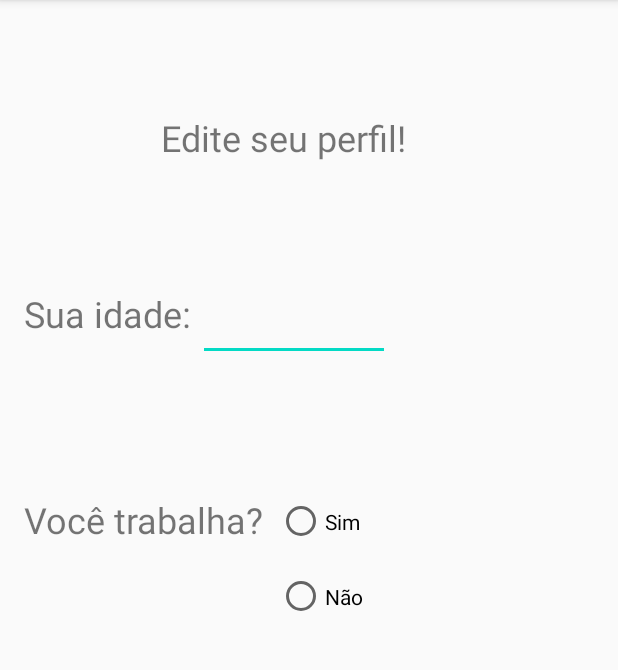
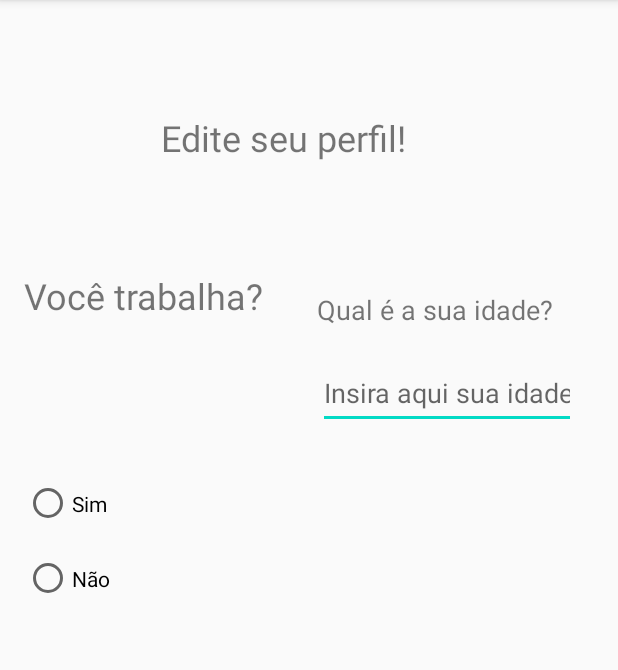
Before and after one commit to arturtres3/Apoio-Psicologico-IHC, an Android app: the EditProfile screen opened directly, with no data from a screen before it, on a phone screen of 412 x 824 dp, the part 84-754 px from its top. Run offline under Robolectric (Android 15) with nearby library versions, the phone set to English and light mode, and no system bars.

Commit message:
Edição de perfil feita com as informações que decidimos até agora

```diff
--- a/Quicktest/app/src/main/java/com/example/quicktest/EditProfile.java
+++ b/Quicktest/app/src/main/java/com/example/quicktest/EditProfile.java
@@ -8,10 +8,11 @@ import android.view.Menu;
 import android.view.MenuItem;
 import android.view.View;
 import android.widget.EditText;
+import android.widget.LinearLayout;
+import android.widget.TextView;
 
 public class EditProfile extends AppCompatActivity {
 
-    private EditText doYouWork;
     @Override
     protected void onCreate(Bundle savedInstanceState) {
         super.onCreate(savedInstanceState);
@@ -34,4 +35,26 @@ public class EditProfile extends AppCompatActivity {
     public boolean onCreateOptionsMenu(Menu menu) {
         return true;
     }
+
+    public void howManyHoursWork(View view){
+        final float HOWMANYHOURS_TEXTSIZE = 20;
+        final LinearLayout linearLayout = (LinearLayout) findViewById(R.id.linear_layout);
+        TextView howManyHoursText = new TextView(EditProfile.this);
+        howManyHoursText.setText("Tudo bem, mas quantas horas por dia de trabalho?");
+        howManyHoursText.setTextSize(HOWMANYHOURS_TEXTSIZE);
+
+        final EditText howManyHoursAnswer = new EditText(EditProfile.this);
+        howManyHoursAnswer.setHint("Insira apenas um número de horas(ex: 8)");
+        howManyHoursAnswer.setTextSize(14);
+
+        linearLayout.addView(howManyHoursText);
+        linearLayout.addView(howManyHoursAnswer);
+    }
+
+    public void doNotWork(View view){
+        final LinearLayout linearLayout = (LinearLayout) findViewById(R.id.linear_layout);
+        linearLayout.removeAllViews();
+    }
+
+
 }
--- a/Quicktest/app/src/main/res/layout/activity_edit_profile.xml
+++ b/Quicktest/app/src/main/res/layout/activity_edit_profile.xml
@@ -8,17 +8,18 @@
 
     <EditText
         android:id="@+id/ageText"
-        android:layout_width="128dp"
-        android:layout_height="72dp"
-        android:layout_marginTop="24dp"
-        android:layout_marginEnd="152dp"
-        android:layout_marginRight="152dp"
+        android:layout_width="172dp"
+        android:layout_height="48dp"
+        android:layout_marginTop="19dp"
+        android:layout_marginEnd="28dp"
+        android:layout_marginRight="28dp"
         android:clickable="false"
         android:ems="10"
+        android:hint="Insira aqui sua idade"
         android:inputType="textPersonName"
-        android:textSize="30sp"
+        android:textSize="18sp"
         app:layout_constraintEnd_toEndOf="parent"
-        app:layout_constraintTop_toBottomOf="@+id/textView30" />
+        app:layout_constraintTop_toBottomOf="@+id/textView31" />
 
     <TextView
         android:id="@+id/textView30"
@@ -36,46 +37,41 @@
         app:layout_constraintTop_toTopOf="parent" />
 
     <TextView
-        android:id="@+id/textView31"
-        android:layout_width="120dp"
-        android:layout_height="62dp"
-        android:layout_marginStart="16dp"
-        android:layout_marginLeft="16dp"
-        android:layout_marginTop="48dp"
-        android:text="Sua idade:"
-        android:textSize="24sp"
-        app:layout_constraintStart_toStartOf="parent"
-        app:layout_constraintTop_toBottomOf="@+id/textView30" />
-
-    <TextView
         android:id="@+id/textView32"
         android:layout_width="wrap_content"
         android:layout_height="wrap_content"
         android:layout_marginStart="16dp"
         android:layout_marginLeft="16dp"
-        android:layout_marginTop="57dp"
-        android:layout_marginBottom="388dp"
+        android:layout_marginTop="110dp"
+        android:layout_marginEnd="10dp"
+        android:layout_marginRight="10dp"
+        android:layout_marginBottom="39dp"
         android:text="Você trabalha?"
         android:textSize="24sp"
+        app:layout_constraintBottom_toTopOf="@+id/radioGroup"
+        app:layout_constraintEnd_toStartOf="@+id/ageText"
+        app:layout_constraintHorizontal_bias="0.0"
+        app:layout_constraintStart_toStartOf="parent"
+        app:layout_constraintTop_toBottomOf="@+id/textView30" />
+
+    <RadioGroup
+        android:id="@+id/radioGroup"
+        android:layout_width="111dp"
+        android:layout_height="106dp"
+        android:layout_marginStart="16dp"
+        android:layout_marginLeft="16dp"
+        android:layout_marginTop="60dp"
+        android:layout_marginBottom="424dp"
         app:layout_constraintBottom_toBottomOf="parent"
         app:layout_constraintStart_toStartOf="parent"
-        app:layout_constraintTop_toBottomOf="@+id/textView31" />
-
-    <RadioGroup
-        android:layout_width="111dp"
-        android:layout_height="106dp"
-        android:layout_marginTop="66dp"
-        android:layout_marginEnd="116dp"
-        android:layout_marginRight="116dp"
-        android:layout_marginBottom="320dp"
-        app:layout_constraintBottom_toBottomOf="parent"
-        app:layout_constraintEnd_toEndOf="parent"
-        app:layout_constraintTop_toBottomOf="@+id/ageText">
+        app:layout_constraintTop_toBottomOf="@+id/textView32"
+        app:layout_constraintVertical_bias="0.253">
 
         <RadioButton
             android:id="@+id/radioButtonYes"
             android:layout_width="90dp"
             android:layout_height="46dp"
+            android:onClick="howManyHoursWork"
             android:text="Sim" />
 
         <RadioButton
@@ -85,8 +81,37 @@
             android:layout_marginEnd="203dp"
             android:layout_marginRight="203dp"
             android:layout_marginBottom="290dp"
+            android:onClick="doNotWork"
             android:text="Não" />
 
     </RadioGroup>
 
+    <LinearLayout
+        android:id="@+id/linear_layout"
+        android:layout_width="166dp"
+        android:layout_height="222dp"
+        android:layout_marginStart="16dp"
+        android:layout_marginLeft="16dp"
+        android:layout_marginTop="28dp"
+        android:orientation="vertical"
+        app:layout_constraintStart_toStartOf="parent"
+        app:layout_constraintTop_toBottomOf="@+id/radioGroup"></LinearLayout>
+
+    <TextView
+        android:id="@+id/textView31"
+        android:layout_width="wrap_content"
+        android:layout_height="wrap_content"
+        android:layout_marginStart="37dp"
+        android:layout_marginLeft="37dp"
+        android:layout_marginTop="49dp"
+        android:layout_marginEnd="46dp"
+        android:layout_marginRight="46dp"
+        android:layout_marginBottom="19dp"
+        android:text="Qual é a sua idade?"
+        android:textSize="18sp"
+        app:layout_constraintBottom_toTopOf="@+id/ageText"
+        app:layout_constraintEnd_toEndOf="parent"
+        app:layout_constraintStart_toEndOf="@+id/textView32"
+        app:layout_constraintTop_toBottomOf="@+id/textView30" />
+
 </androidx.constraintlayout.widget.ConstraintLayout>
```
